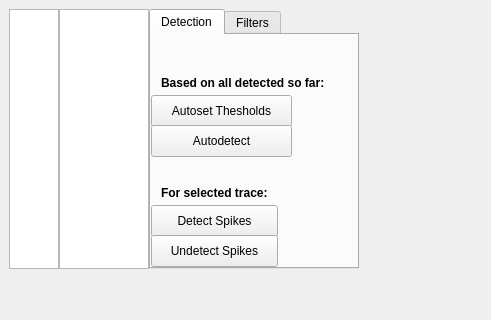
Before: the Qt Designer form mainwindow.ui in LeoJW/ampsorter, drawn with Qt 5; both pictures show x 0 to 491 and y 0 to 320 of the 976 by 673 pixel window.
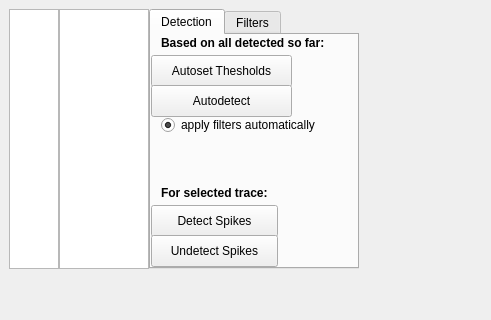
After: the same form once the commit is applied. The open tabs and pages were chosen to show the change. Custom widgets are drawn as their Qt base class.

Commit message: filters now sustained when switching between trials

Diff of the .ui file:
```diff
--- a/mainwindow.ui
+++ b/mainwindow.ui
@@ -81,7 +81,7 @@
         <property name="geometry">
          <rect>
           <x>0</x>
-          <y>60</y>
+          <y>20</y>
           <width>141</width>
           <height>32</height>
          </rect>
@@ -94,7 +94,7 @@
         <property name="geometry">
          <rect>
           <x>0</x>
-          <y>90</y>
+          <y>50</y>
           <width>141</width>
           <height>32</height>
          </rect>
@@ -126,7 +126,7 @@
         <property name="geometry">
          <rect>
           <x>10</x>
-          <y>40</y>
+          <y>0</y>
           <width>191</width>
           <height>16</height>
          </rect>
@@ -141,6 +141,22 @@
          <string>Based on all detected so far:</string>
         </property>
        </widget>
+       <widget class="QRadioButton" name="autoApplyFiltersRadioButton">
+        <property name="geometry">
+         <rect>
+          <x>10</x>
+          <y>80</y>
+          <width>181</width>
+          <height>20</height>
+         </rect>
+        </property>
+        <property name="text">
+         <string>apply filters automatically</string>
+        </property>
+        <property name="checked">
+         <bool>true</bool>
+        </property>
+       </widget>
       </widget>
       <widget class="QWidget" name="tab_filter">
        <attribute name="title">
```
The commit also changes 2 other files.
